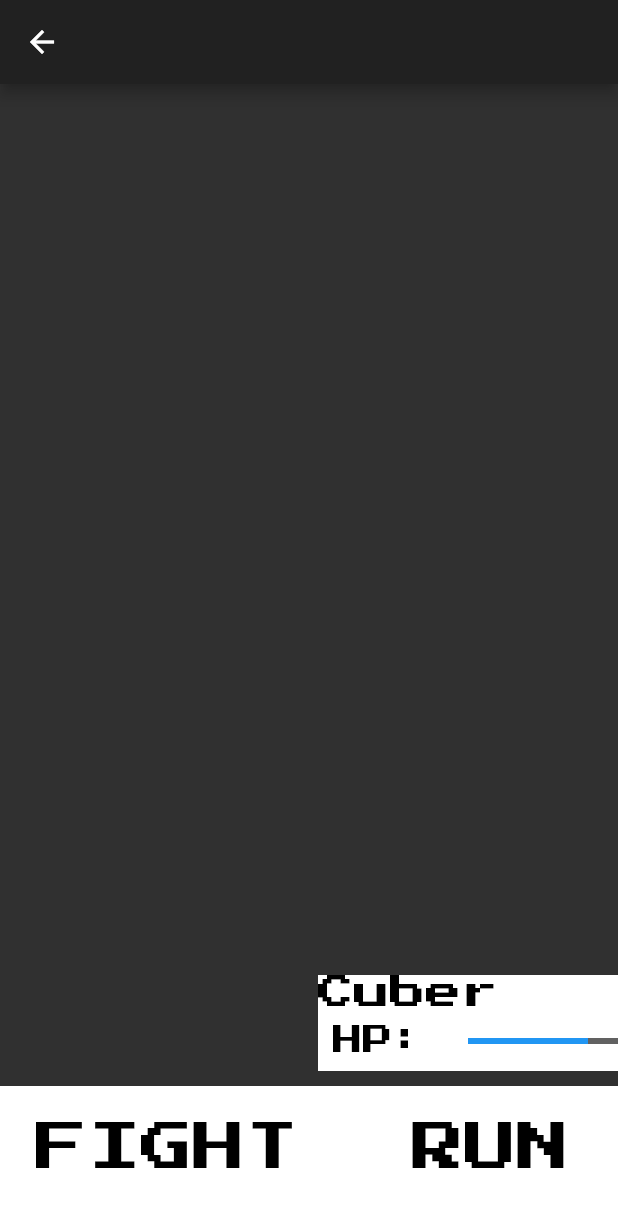
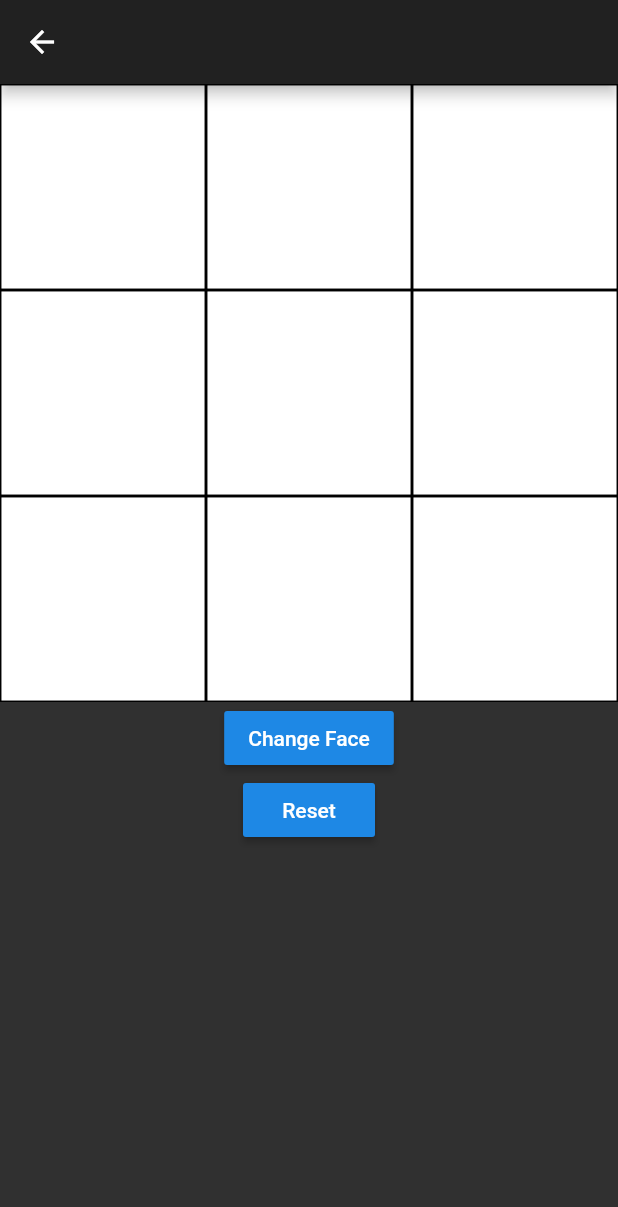
Before and after one commit to balvinderz/CubeX, a Flutter app: the screen it shows after launch, after a tap on "GAME", on a phone screen of 412 x 824 dp. Shown: the top 1207 px of the screen. Run offline on Flutter 3.47's test engine with Material 2 defaults, Android fonts, the phone set to English and light mode, and no system bars; network calls fail.

Commit message:
made cube :

```diff
--- a/lib/src/screens/game_screen.dart
+++ b/lib/src/screens/game_screen.dart
@@ -1,3 +1,5 @@
+import 'package:cube_alarm/src/models/cube.dart';
+import 'package:cube_alarm/widgets/cube_ui.dart';
 import 'package:flutter/material.dart';
 class GameScreen extends StatelessWidget
 {
@@ -6,92 +8,7 @@ class GameScreen extends StatelessWidget
     // TODO: implement build
     return Scaffold(
       appBar: AppBar(),
-      body: Column(
-        mainAxisAlignment: MainAxisAlignment.end,
-        mainAxisSize: MainAxisSize.max,
-
-        children: <Widget>[
-      Row(
-      mainAxisAlignment: MainAxisAlignment.end,
-        mainAxisSize: MainAxisSize.max,
-        children: <Widget>[
-          Container(
-            color: Colors.white,
-            margin: EdgeInsets.only(bottom: 10.0),
-            child: Column(
-                mainAxisSize: MainAxisSize.max,
-                crossAxisAlignment: CrossAxisAlignment.start,
-                mainAxisAlignment: MainAxisAlignment.center,
-                children: <Widget>[
-                  Text("Cuber",style:TextStyle(
-                      fontFamily: 'gamefont',
-                      fontSize: 24.0,
-                      color: Colors.black
-                  ),),
-                  Row(
-                    mainAxisSize: MainAxisSize.max,
-
-                    children: <Widget>[
-                      Padding(
-                        padding : EdgeInsets.all(10.0),
-                        child: Text("HP: ",style:TextStyle(
-                            fontFamily: 'gamefont',
-                            fontSize: 20.0,
-                            color: Colors.black
-                        ),),
-                      ),
-                      SizedBox(
-                        width: 100.0,
-                        child: LinearProgressIndicator(
-                          value: 0.8,
-
-                        ),
-                      )
-                    ],
-                  )
-                ],
-              ),
-          ),
-        ],
-      ),
-           Container(
-               padding: EdgeInsets.all(8.0),
-              height: 100,
-              color: Colors.white,
-              child: GridView(
-                gridDelegate: SliverGridDelegateWithFixedCrossAxisCount(crossAxisCount: 2),
-                padding: EdgeInsets.all(16.0),
-                children : [
-
-                  Align(
-                    child: Text("FIGHT",style:
-                    TextStyle(
-                        fontSize: 35.0,
-                        color: Colors.black,
-                        fontFamily: 'gamefont'
-                    ),),
-                    alignment: Alignment.topLeft,
-                  ),
-                  Align(
-                    alignment : Alignment.topRight,
-
-                    child: Padding(
-                      padding: const EdgeInsets.only(right : 8.0),
-                      child: Text("RUN",style:
-                      TextStyle(
-                          fontSize: 35.0,
-                          color: Colors.black,
-                          fontFamily: 'gamefont'
-                      ),),
-                    ),
-                  ),
-                ],
-
-              ),
-           ),
-
-        ],
-      )
+      body: CubeUi()
     );
   }
 
--- /dev/null
+++ b/lib/widgets/cube_ui.dart
@@ -0,0 +1,92 @@
+import 'package:cube_alarm/src/models/cube.dart';
+import 'package:flutter/material.dart';
+class CubeUi extends StatefulWidget
+{
+
+
+  @override
+  _CubeUiState createState() => _CubeUiState();
+}
+
+class _CubeUiState extends State<CubeUi> {
+  Cube cube = new Cube();
+  int face=0;
+  @override
+  Widget build(BuildContext context) {
+
+
+    // TODO: implement build
+    return Column(
+      children: <Widget>[
+        GridView(
+          shrinkWrap: true,
+          gridDelegate: SliverGridDelegateWithFixedCrossAxisCount(crossAxisCount: 3),
+          children: <Widget>[
+          for(var i=0;i<3;i++)
+            for(var j=0;j<3;j++)
+              GestureDetector(
+                onVerticalDragStart: (_){
+
+                  setState(() {
+                    cube.moveR();
+                    print("${cube.cube[face][0][2]}");
+
+                  });
+                },
+                onHorizontalDragStart: (_)
+                {
+                  setState(() {
+                    cube.moveU();
+                  });
+                },
+                child:  CubePiece(cube.cube,face, i, j),
+              )
+          ],
+        ),
+        RaisedButton(
+          child: Text('Change Face'),
+          onPressed: (){
+            setState(() {
+              face = (face+1)%6;
+            });
+          },
+        ),
+        RaisedButton(
+    child: Text('Reset'),
+    onPressed: (){
+      setState(() {
+        cube=   Cube();
+        face=0;
+      });
+    },
+    )
+      ],
+    );
+  }
+}
+Widget CubePiece(cube,face, i ,j) {
+  final color = ChooseColor(cube,face, i, j);
+  return Container(
+    width: 50,
+    decoration: BoxDecoration(
+      border: Border.all(),
+    ),
+    child: Container(
+      color: color
+    ),
+  );
+}
+    Color ChooseColor(cube,face,i,j)
+    {
+        String color = cube[face][i][j];
+        switch(color)
+        {
+          case 'White' : return Colors.white;
+          case 'Red'  : return Colors.red;
+          case 'Green' : return Colors.lightGreen;
+          case 'Blue' : return Colors.blue;
+          case 'Yellow' : return Colors.yellow;
+          case 'Orange' : return Colors.deepOrange;
+    }
+
+}
--- a/pubspec.yaml
+++ b/pubspec.yaml
@@ -14,7 +14,7 @@ description: A new Flutter application.
 version: 1.0.0+1
 
 environment:
-  sdk: ">=2.1.0 <3.0.0"
+  sdk: ">=2.2.2 <3.0.0"
 
 dependencies:
   flutter:
```
Also changed, not shown: lib/src/models/cube.dart (+29 -13 lines), pubspec.lock.
